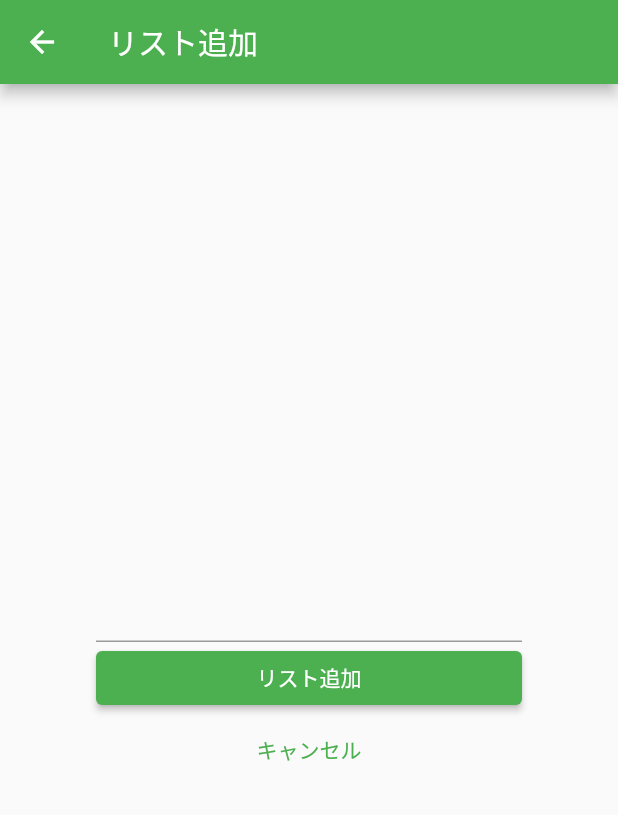
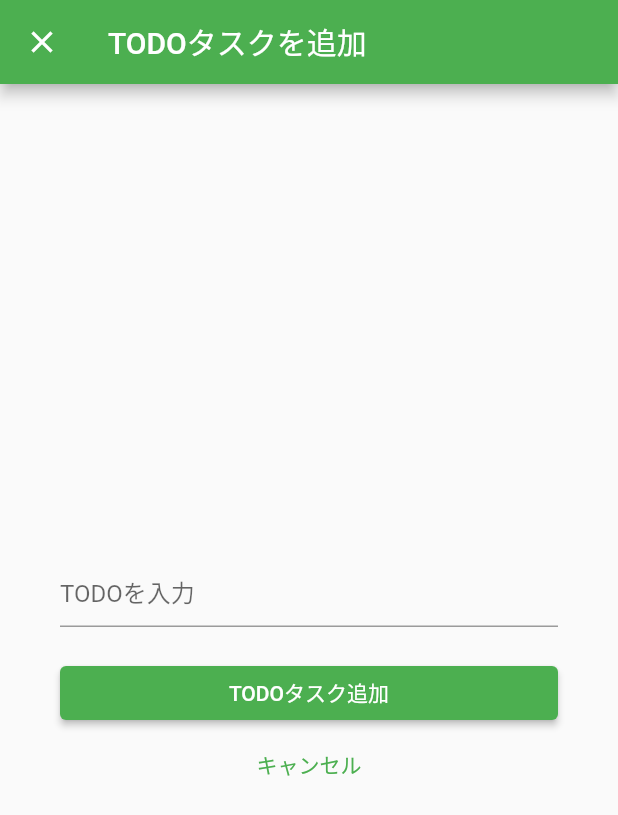
Before and after one commit to SOKu-ma/flutter_statefulwidget_sample, a Flutter app: the screen it shows after launch, after a tap on the "add" icon, on a phone screen of 412 x 824 dp. Shown: the top 815 px of the screen. Run offline on Flutter 3.47's test engine with Material 2 defaults, Android fonts, the phone set to English and light mode, and no system bars.

Commit message:
ディレクトリ構成を変更

```diff
--- a/lib/main.dart
+++ b/lib/main.dart
@@ -1,5 +1,5 @@
 import 'package:flutter/material.dart';
-import 'package:test3/model/TodoModel.dart';
+import 'package:test3/ui/todo_list/todo_list_page.dart';
 
 void main() {
   runApp(MyApp());
@@ -22,122 +22,3 @@ class MyApp extends StatelessWidget {
     );
   }
 }
-
-// リスト一覧画面用Widget
-class TodoListPage extends StatefulWidget {
-  @override
-  _TodoListPageState createState() => _TodoListPageState();
-}
-
-class _TodoListPageState extends State<TodoListPage> {
-  final _title = 'リスト一覧';
-  TodoListModel _todoListModel = TodoListModel();
-
-  @override
-  Widget build(BuildContext context) {
-    return Scaffold(
-      appBar: AppBar(
-        title: Text(_title),
-      ),
-      body: ListView.builder(
-        itemCount: _todoListModel.todoListModel.length,
-        itemBuilder: (context, index) {
-          return Card(
-            child: ListTile(
-              title: Text(_todoListModel.todoListModel[index].todoTitle),
-              trailing: Checkbox(
-                onChanged: (value) {
-                  setState(() {
-                    _todoListModel.todoListModel[index].isCheckd =
-                        _todoListModel.todoListModel[index].isCheckd
-                            ? false
-                            : true;
-                  });
-                },
-                value: _todoListModel.todoListModel[index].isCheckd,
-              ),
-            ),
-          );
-        },
-      ),
-      floatingActionButton: FloatingActionButton(
-        onPressed: () async {
-          final _todo = await Navigator.of(context).push(
-            MaterialPageRoute(builder: (context) {
-              return TodoAddPage();
-            }),
-          );
-          if (_todo != null) {
-            setState(() {
-              _todoListModel.todoListModel.add(_todo);
-            });
-          }
-        },
-        child: Icon(Icons.add),
-      ),
-    );
-  }
-}
-
-// リスト追加用画面
-class TodoAddPage extends StatefulWidget {
-  @override
-  _TodoAddState createState() => _TodoAddState();
-}
-
-class _TodoAddState extends State<TodoAddPage> {
-  String _title = 'リスト追加';
-  String _text = '';
-
-  TodoModel _todoModel = TodoModel('', false);
-
-  @override
-  Widget build(BuildContext context) {
-    return Scaffold(
-      appBar: AppBar(
-        title: Text(_title),
-      ),
-      body: Container(
-        padding: EdgeInsets.all(64),
-        child: Column(
-          mainAxisAlignment: MainAxisAlignment.center,
-          children: <Widget>[
-            Text(_text, style: TextStyle(color: Colors.orange)),
-            const SizedBox(height: 8),
-            TextField(onChanged: (String value) {
-              setState(() {
-                _text = value;
-              });
-            }),
-            Container(
-              width: double.infinity,
-              child: ElevatedButton(
-                onPressed: () {
-                  if (_text != "") {
-                    _todoModel.todoTitle = _text;
-                    _todoModel.isCheckd = true;
-                    Navigator.of(context).pop(_todoModel);
-                  } else {
-                    setState(() {
-                      _text = 'TODOを入力してください';
-                    });
-                  }
-                },
-                child: Text('リスト追加', style: TextStyle(color: Colors.white)),
-              ),
-            ),
-            Container(
-              width: double.infinity,
-              child: TextButton(
-                onPressed: () {
-                  Navigator.of(context).pop();
-                },
-                child: Text('キャンセル'),
-              ),
-            )
-          ],
-        ),
-      ),
-    );
-  }
-}
--- a/lib/model/TodoModel.dart
+++ b/lib/model/TodoModel.dart
@@ -1,13 +1,12 @@
+// Todoモデル
 class TodoModel {
-  String todoTitle;
-  bool isCheckd;
+  String todoTitle; // タイトル
+  bool isCheckd; // チェックFlg
 
-  TodoModel(
-    this.todoTitle,
-    this.isCheckd,
-  );
+  TodoModel(this.todoTitle, this.isCheckd);
 }
 
+// Todoモデルをリストで利用
 class TodoListModel {
   List<TodoModel> todoListModel = [];
 }
--- /dev/null
+++ b/lib/ui/add_todo/add_todo_page.dart
@@ -0,0 +1,69 @@
+import 'package:flutter/material.dart';
+import 'package:test3/model/TodoModel.dart';
+
+const Title = 'TODOタスクを追加';
+
+// リスト追加用画面
+class TodoAddPage extends StatefulWidget {
+  @override
+  _TodoAddState createState() => _TodoAddState();
+}
+
+class _TodoAddState extends State<TodoAddPage> {
+  String _todoText = '';
+
+  TodoModel _todoModel = TodoModel('', false);
+
+  @override
+  Widget build(BuildContext context) {
+    return Scaffold(
+      appBar: AppBar(
+        title: Text(Title),
+      ),
+      body: Container(
+        padding: EdgeInsets.all(40),
+        child: Column(
+          mainAxisAlignment: MainAxisAlignment.center,
+          children: <Widget>[
+            Text(_todoText, style: TextStyle(color: Colors.orange)),
+            const SizedBox(height: 8),
+            TextField(
+                decoration: InputDecoration(hintText: "TODOを入力"),
+                onChanged: (String value) {
+                  setState(() {
+                    _todoText = value;
+                  });
+                }),
+            const SizedBox(height: 20),
+            Container(
+              width: double.infinity,
+              child: ElevatedButton(
+                onPressed: () {
+                  if (_todoText != "") {
+                    _todoModel.todoTitle = _todoText;
+                    _todoModel.isCheckd = false;
+                    Navigator.of(context).pop(_todoModel);
+                  } else {
+                    setState(() {
+                      _todoText = 'TODOを入力してください';
+                    });
+                  }
+                },
+                child: Text('TODOタスク追加', style: TextStyle(color: Colors.white)),
+              ),
+            ),
+            Container(
+              width: double.infinity,
+              child: TextButton(
+                onPressed: () {
+                  Navigator.of(context).pop();
+                },
+                child: Text('キャンセル'),
+              ),
+            )
+          ],
+        ),
+      ),
+    );
+  }
+}
--- /dev/null
+++ b/lib/ui/todo_list/todo_list_page.dart
@@ -0,0 +1,61 @@
+import 'package:flutter/material.dart';
+import 'package:test3/model/TodoModel.dart';
+import 'package:test3/ui/add_todo/add_todo_page.dart';
+
+const Title = 'TODO一覧';
+
+// リスト一覧画面用Widget
+class TodoListPage extends StatefulWidget {
+  @override
+  _TodoListPageState createState() => _TodoListPageState();
+}
+
+class _TodoListPageState extends State<TodoListPage> {
+  TodoListModel _todoListModel = TodoListModel();
+
+  @override
+  Widget build(BuildContext context) {
+    return Scaffold(
+      appBar: AppBar(
+        title: Text(Title),
+      ),
+      body: ListView.builder(
+        itemCount: _todoListModel.todoListModel.length,
+        itemBuilder: (context, index) {
+          return Card(
+            child: ListTile(
+              title: Text(_todoListModel.todoListModel[index].todoTitle),
+              trailing: Checkbox(
+                onChanged: (value) {
+                  setState(() {
+                    _todoListModel.todoListModel[index].isCheckd =
+                        _todoListModel.todoListModel[index].isCheckd
+                            ? false
+                            : true;
+                  });
+                },
+                value: _todoListModel.todoListModel[index].isCheckd,
+              ),
+            ),
+          );
+        },
+      ),
+      floatingActionButton: FloatingActionButton(
+        onPressed: () async {
+          final _todo = await Navigator.of(context).push(MaterialPageRoute(
+            fullscreenDialog: true,
+            builder: (context) {
+              return TodoAddPage();
+            },
+          ));
+          if (_todo != null) {
+            setState(() {
+              _todoListModel.todoListModel.add(_todo);
+            });
+          }
+        },
+        child: Icon(Icons.add),
+      ),
+    );
+  }
+}
```
Also changed, not shown: 1 other file.
